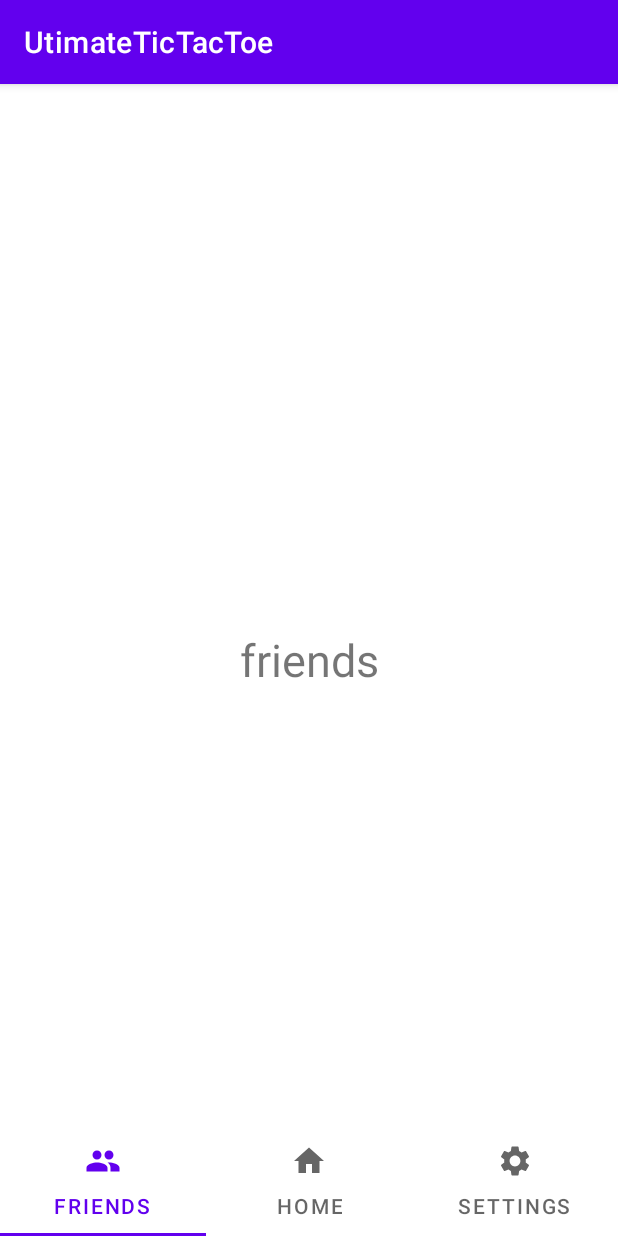
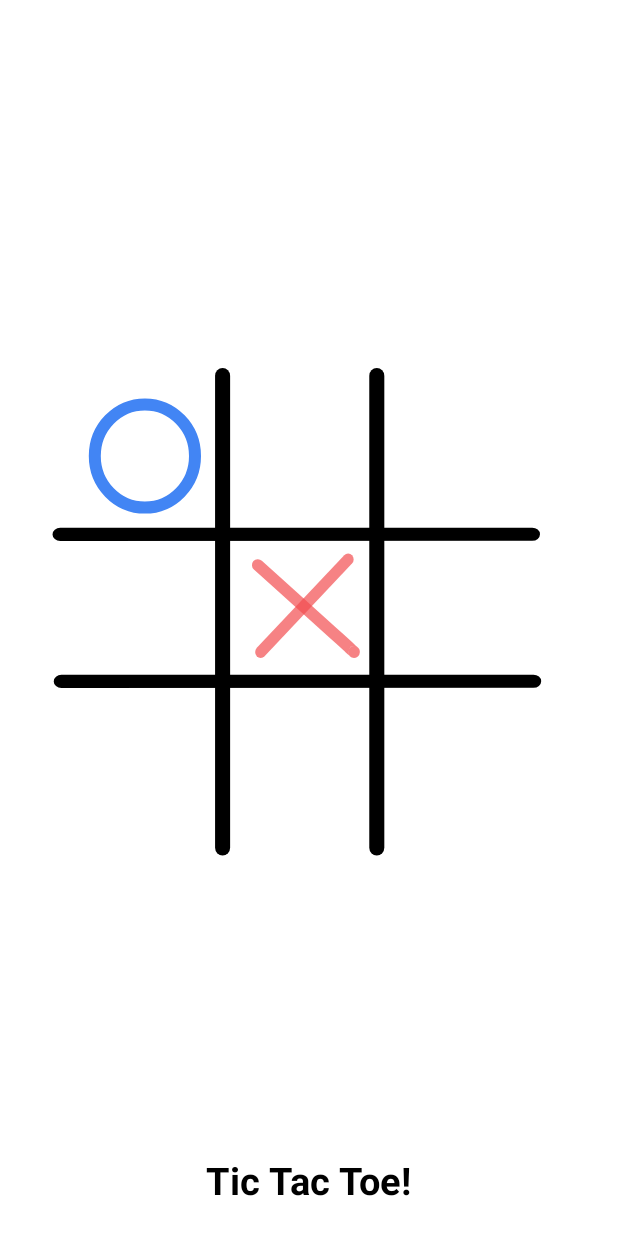
Before and after one commit to Tomer644/UtimateTicTacToe, an Android app: the first screen one second after launch (MainActivity before the commit, SplashScreen after it), on a phone screen of 412 x 824 dp. Run offline under Robolectric (Android 15) with nearby library versions, the phone set to English and light mode, and no system bars.

Commit message:
added a starting (basic) animation

```diff
--- a/app/build.gradle
+++ b/app/build.gradle
@@ -36,4 +36,5 @@ dependencies {
     testImplementation 'junit:junit:4.+'
     androidTestImplementation 'androidx.test.ext:junit:1.1.3'
     androidTestImplementation 'androidx.test.espresso:espresso-core:3.4.0'
+    implementation "com.airbnb.android:lottie:3.7.0"
 }
--- /dev/null
+++ b/app/src/main/java/com/example/utimatetictactoe/SplashScreen.java
@@ -0,0 +1,36 @@
+package com.example.utimatetictactoe;
+
+import android.content.Intent;
+import android.os.Bundle;
+import android.os.Handler;
+import android.widget.TextView;
+
+import androidx.appcompat.app.AppCompatActivity;
+
+import com.airbnb.lottie.LottieAnimationView;
+
+public class SplashScreen extends AppCompatActivity {
+
+    TextView appname;
+    LottieAnimationView lottie;
+
+    @Override
+    protected void onCreate(Bundle savedInstanceState) {
+        super.onCreate(savedInstanceState);
+        setContentView(R.layout.activity_splash_screen);
+
+        appname = findViewById(R.id.appname);
+        lottie = findViewById(R.id.lottie);
+
+        appname.animate().translationY(-1400).setDuration(2700).setStartDelay(0);
+        appname.animate().translationY(2000).setDuration(2000).setStartDelay(2900);
+
+        new Handler().postDelayed(new Runnable() {
+            @Override
+            public void run() {
+                Intent intent = new Intent(getApplicationContext(), MainActivity.class);
+                startActivity(intent);
+            }
+        }, 5000);
+    }
+}
--- /dev/null
+++ b/app/src/main/res/layout/activity_splash_screen.xml
@@ -0,0 +1,32 @@
+<?xml version="1.0" encoding="utf-8"?>
+<RelativeLayout xmlns:android="http://schemas.android.com/apk/res/android"
+    xmlns:app="http://schemas.android.com/apk/res-auto"
+    xmlns:tools="http://schemas.android.com/tools"
+    android:layout_width="match_parent"
+    android:layout_height="match_parent"
+    tools:context=".SplashScreen">
+    <!--    android:background="#615"-->
+
+    <TextView
+        android:id="@+id/appname"
+        android:layout_width="wrap_content"
+        android:layout_height="wrap_content"
+        android:textColor="@color/black"
+        android:text="Tic Tac Toe!"
+        android:textSize="25dp"
+        android:textStyle="bold"
+        android:layout_alignParentBottom="true"
+        android:layout_centerHorizontal="true"
+        android:layout_margin="20dp"/>
+
+    <com.airbnb.lottie.LottieAnimationView
+        android:layout_width="400dp"
+        android:layout_height="400dp"
+        android:layout_centerInParent="true"
+        app:lottie_autoPlay="true"
+        android:id="@+id/lottie"
+        android:elevation="5dp"
+        app:lottie_rawRes="@raw/start"/>
+
+
+</RelativeLayout>
--- a/app/src/main/res/values/colors.xml
+++ b/app/src/main/res/values/colors.xml
@@ -7,4 +7,8 @@
     <color name="teal_700">#FF018786</color>
     <color name="black">#FF000000</color>
     <color name="white">#FFFFFFFF</color>
+
+    <color name="primaryBlue">#0009ba</color>
+    <color name="blue_light">#5e3cee</color>
+    <color name="blue_dark">#000088</color>
 </resources>
--- a/app/src/main/res/values/themes.xml
+++ b/app/src/main/res/values/themes.xml
@@ -1,9 +1,12 @@
 <resources xmlns:tools="http://schemas.android.com/tools">
     <!-- Base application theme. -->
-    <style name="Theme.UtimateTicTacToe" parent="Theme.MaterialComponents.DayNight.DarkActionBar">
+    <style name="Theme.UtimateTicTacToe" parent="Theme.MaterialComponents.DayNight.NoActionBar">
         <!-- Primary brand color. -->
-        <item name="colorPrimary">@color/purple_500</item>
-        <item name="colorPrimaryVariant">@color/purple_700</item>
+<!--        <item name="colorPrimary">@color/purple_500</item>-->
+<!--        <item name="colorPrimaryVariant">@color/purple_700</item>-->
+<!--        <item name="colorOnPrimary">@color/white</item>-->
+        <item name="colorPrimary">@color/primaryBlue</item>
+        <item name="colorPrimaryVariant">@color/blue_dark</item>
         <item name="colorOnPrimary">@color/white</item>
         <!-- Secondary brand color. -->
         <item name="colorSecondary">@color/teal_200</item>
```
Also changed, not shown: app/src/main/AndroidManifest.xml (+7 -0 lines), app/src/main/res/layout/fragment_home.xml (+5 -4 lines), app/src/main/res/layout/fragment_settings.xml (+9 -3 lines), app/src/main/res/raw/start.json (added, +1 -0 lines), app/src/main/res/drawable-v24/ologo1.png (renamed from app/src/main/res/drawable/Ologo1.png), app/src/main/res/drawable-v24/xlogo1.png (renamed from app/src/main/res/drawable/xLogo1.png).
